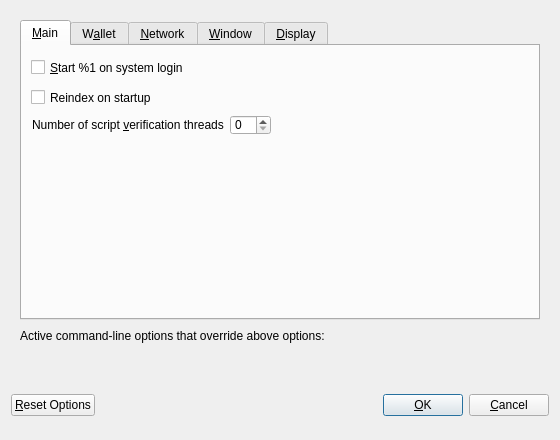
Qt form src/qt/forms/optionsdialog.ui (DannyWhiteFix/NexaWallet) before a commit.
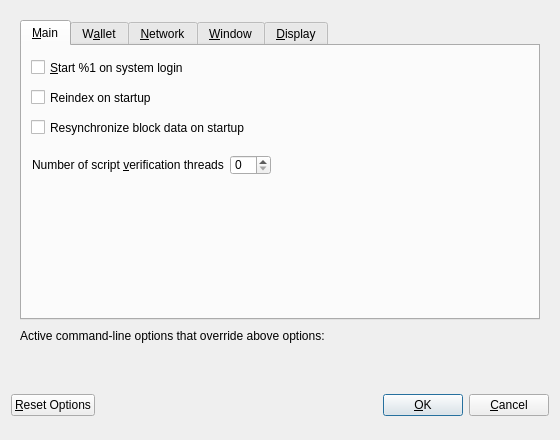
The same form after that commit. The open tabs and pages were chosen to show the change. Custom widgets are drawn as their Qt base class.

Commit message: Add -resync startup option and also add it to Nexa-Qt

```diff
--- a/src/qt/forms/optionsdialog.ui
+++ b/src/qt/forms/optionsdialog.ui
@@ -40,7 +40,7 @@
            <rect>
             <x>9</x>
             <y>10</y>
-            <width>194</width>
+            <width>491</width>
             <height>23</height>
            </rect>
           </property>
@@ -56,7 +56,7 @@
            <rect>
             <x>9</x>
             <y>40</y>
-            <width>155</width>
+            <width>491</width>
             <height>23</height>
            </rect>
           </property>
@@ -71,9 +71,9 @@
           <property name="geometry">
            <rect>
             <x>10</x>
-            <y>69</y>
+            <y>109</y>
             <width>431</width>
-            <height>28</height>
+            <height>31</height>
            </rect>
           </property>
           <layout class="QHBoxLayout" name="horizontalLayout">
@@ -139,6 +139,22 @@
            </item>
           </layout>
          </widget>
+         <widget class="QCheckBox" name="resyncOnStartup">
+          <property name="geometry">
+           <rect>
+            <x>9</x>
+            <y>70</y>
+            <width>491</width>
+            <height>23</height>
+           </rect>
+          </property>
+          <property name="toolTip">
+           <string>&lt;html&gt;&lt;head/&gt;&lt;body&gt;&lt;p&gt;Automatically initiate a full blockchain resynchronization on the next startup (one time only).&lt;/p&gt;&lt;/body&gt;&lt;/html&gt;</string>
+          </property>
+          <property name="text">
+           <string>Resynchronize block data on startup</string>
+          </property>
+         </widget>
         </widget>
         <widget class="QWidget" name="tabWallet">
          <attribute name="title">
```
Left out of the diff: 2 changed lines with no effect on the pictures. The commit also changes 89 other files.
